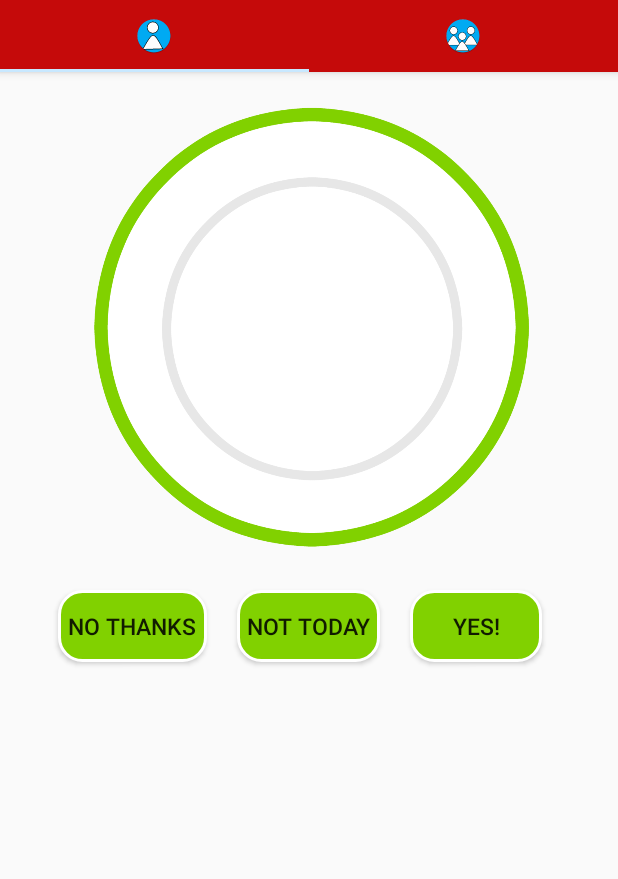
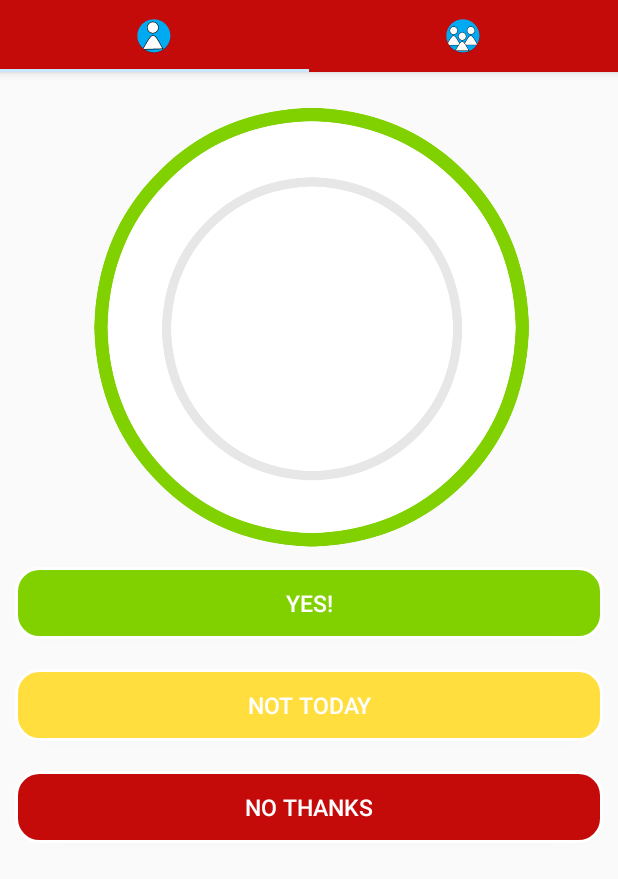
Before and after one commit to ElliGator/UChews, an Android app: the IndividualFragment screen opened directly, with no data from a screen before it, on a phone screen of 412 x 824 dp. Shown: the top 879 px of the screen. Run offline under Robolectric (Android 15) with nearby library versions, the phone set to English and light mode, and no system bars; libraries missing offline, so code that uses them is left out: com.factual.driver; network calls fail; 6 statements that could not run were skipped.

Commit message:
UI modifications

```diff
--- a/front-end/UChews/app/src/main/res/drawable/button.xml
+++ b/front-end/UChews/app/src/main/res/drawable/neg_button.xml
@@ -1,7 +1,8 @@
 <?xml version="1.0" encoding="utf-8"?>
-<shape xmlns:android="http://schemas.android.com/apk/res/android" android:shape="rectangle">
+<shape xmlns:android="http://schemas.android.com/apk/res/android"
+    android:shape="rectangle">
 
-    <solid android:color="@color/testing4" />
+    <solid android:color="@color/colorPrimary" />
     <padding android:left="7dp"
         android:top="7dp"
         android:right="7dp"
--- /dev/null
+++ b/front-end/UChews/app/src/main/res/drawable/neutral_button.xml
@@ -0,0 +1,14 @@
+<?xml version="1.0" encoding="utf-8"?>
+<shape xmlns:android="http://schemas.android.com/apk/res/android"
+    android:shape="rectangle">
+
+    <solid android:color="@color/testing" />
+    <padding android:left="7dp"
+        android:top="7dp"
+        android:right="7dp"
+        android:bottom="7dp" />
+    <stroke
+        android:width="2dip"
+        android:color="#FFFFFF" />
+    <corners android:radius= "15dp" />
+</shape>
--- /dev/null
+++ b/front-end/UChews/app/src/main/res/drawable/pos_button.xml
@@ -0,0 +1,14 @@
+<?xml version="1.0" encoding="utf-8"?>
+<shape xmlns:android="http://schemas.android.com/apk/res/android"
+    android:shape="rectangle">
+
+    <solid android:color="@color/testing4" />
+    <padding android:left="7dp"
+        android:top="7dp"
+        android:right="7dp"
+        android:bottom="7dp" />
+    <stroke
+        android:width="2dip"
+        android:color="#FFFFFF" />
+    <corners android:radius= "15dp" />
+</shape>
--- a/front-end/UChews/app/src/main/res/drawable/wheel_bg.xml
+++ b/front-end/UChews/app/src/main/res/drawable/wheel_bg.xml
@@ -14,9 +14,9 @@
     <item android:left="4dp" android:right="4dp" android:top="1dp" android:bottom="1dp">
         <shape android:shape="rectangle">
             <gradient
-                android:startColor="#3399FF"
+                android:startColor="#FFF"
                 android:centerColor="#FFF"
-                android:endColor="#3399FF"
+                android:endColor="#FFF"
                 android:angle="90" />
         </shape>
     </item>
--- a/front-end/UChews/app/src/main/res/layout/content_login.xml
+++ b/front-end/UChews/app/src/main/res/layout/content_login.xml
@@ -22,7 +22,7 @@
         android:id="@+id/register"
         android:layout_width="200dp"
         android:layout_height="wrap_content"
-        android:background="@drawable/button"
+        android:background="@drawable/pos_button"
         android:text="Register"
         android:onClick="toRegister"
         android:layout_marginBottom="180dp"
--- a/front-end/UChews/app/src/main/res/layout/cuisine_box_layout.xml
+++ b/front-end/UChews/app/src/main/res/layout/cuisine_box_layout.xml
@@ -61,7 +61,7 @@
         android:textSize="12sp"
         android:gravity="center"
         android:textColor="@color/navigationBarColor"
-        android:background="@drawable/circle"
+        android:background="@mipmap/ic_plate"
         android:onClick="addCuisine">
     </TextView>
 
--- a/front-end/UChews/app/src/main/res/layout/fragment_individual.xml
+++ b/front-end/UChews/app/src/main/res/layout/fragment_individual.xml
@@ -12,46 +12,45 @@
         android:layout_height="300dp"
         android:layout_centerHorizontal="true"
         android:layout_marginTop="20dp"
-        android:text="Placeholder text"
+        android:text="@string/app_name"
         android:gravity="center"
         android:background="@drawable/plate" />
 
     <Button
         android:id="@+id/no_btn"
-        android:layout_width="wrap_content"
+        android:layout_width="match_parent"
         android:layout_height="wrap_content"
-
-        android:layout_toLeftOf="@+id/notToday_btn"
-        android:layout_marginRight="20dp"
-        android:layout_below="@+id/rest_plate"
-        android:layout_marginTop="25dp"
+        android:layout_margin="10dp"
         android:text="@string/no_btn"
         android:textSize="15sp"
-        android:background="@drawable/button"/>
+        android:textColor="@color/textColorPrimary"
+        android:background="@drawable/neg_button"
+        android:onClick="anotherSuggestion"
+        android:layout_below="@+id/notToday_btn" />
 
     <Button
         android:id="@+id/notToday_btn"
-        android:layout_width="wrap_content"
+        android:layout_width="match_parent"
         android:layout_height="wrap_content"
-        android:layout_centerVertical="true"
-        android:layout_centerHorizontal="true"
-        android:layout_below="@+id/rest_plate"
-        android:layout_marginTop="25dp"
+        android:layout_margin="10dp"
         android:text="@string/pass_btn"
         android:textSize="15sp"
-        android:background="@drawable/button"
-        android:onClick="anotherSuggestion"/>
+        android:textColor="@color/textColorPrimary"
+        android:background="@drawable/neutral_button"
+        android:onClick="anotherSuggestion"
+        android:layout_below="@+id/yes_btn"
+        android:layout_centerHorizontal="true" />
 
     <Button
         android:id="@+id/yes_btn"
-        android:layout_width="wrap_content"
+        android:layout_width="match_parent"
         android:layout_height="wrap_content"
-        android:layout_toRightOf="@+id/notToday_btn"
-        android:layout_marginLeft="20dp"
-        android:layout_below="@+id/rest_plate"
-        android:layout_marginTop="25dp"
+        android:layout_margin="10dp"
         android:text="@string/yes_btn"
         android:textSize="15sp"
-        android:background="@drawable/button"/>
+        android:textColor="@color/textColorPrimary"
+        android:background="@drawable/pos_button"
+        android:layout_below="@+id/rest_plate"
+        android:layout_centerHorizontal="true" />
 
 </RelativeLayout>
--- a/front-end/UChews/app/src/main/res/layout/fragment_register.xml
+++ b/front-end/UChews/app/src/main/res/layout/fragment_register.xml
@@ -106,7 +106,7 @@
         android:layout_alignParentEnd="true"
         android:layout_marginEnd="29dp"
         android:layout_marginBottom="30dp"
-        android:background="@drawable/button"
+        android:background="@drawable/pos_button"
         android:text=">>"
         android:textSize="20sp"
         android:textColor="@color/textColorPrimary"/>
--- a/front-end/UChews/app/src/main/res/layout/user_cuisines_layout.xml
+++ b/front-end/UChews/app/src/main/res/layout/user_cuisines_layout.xml
@@ -192,7 +192,7 @@
         android:layout_alignParentEnd="true"
         android:layout_marginEnd="29dp"
         android:layout_marginBottom="30dp"
-        android:background="@drawable/button"
+        android:background="@drawable/pos_button"
         android:text="@string/submit_btn"
         android:textColor="@color/textColorPrimary"/>
 </RelativeLayout>
--- a/front-end/UChews/app/src/main/res/values/styles.xml
+++ b/front-end/UChews/app/src/main/res/values/styles.xml
@@ -31,7 +31,7 @@
         <item name="android:shadowRadius">0.2</item>
         <item name="android:textSize">16sp</item>
         <item name="android:textStyle">bold</item>
-        <item name="android:background">@drawable/button</item>
+        <item name="android:background">@drawable/pos_button</item>
         <item name="android:focusable">true</item>
         <item name="android:clickable">true</item>
     </style>
```
Also changed, not shown: front-end/UChews/app/src/main/res/drawable/dialog_title.xml (deleted, +0 -10 lines), front-end/UChews/app/src/main/res/layout/fragment_group.xml (+6 -6 lines), front-end/UChews/app/src/main/ic_plate-web.png (added), front-end/UChews/app/src/main/res/mipmap-hdpi/ic_plate.png (added), front-end/UChews/app/src/main/res/mipmap-mdpi/ic_plate.png (added), front-end/UChews/app/src/main/res/mipmap-xhdpi/ic_plate.png (added), front-end/UChews/app/src/main/res/mipmap-xxhdpi/ic_plate.png (added), front-end/UChews/app/src/main/res/mipmap-xxxhdpi/ic_plate.png (added).
